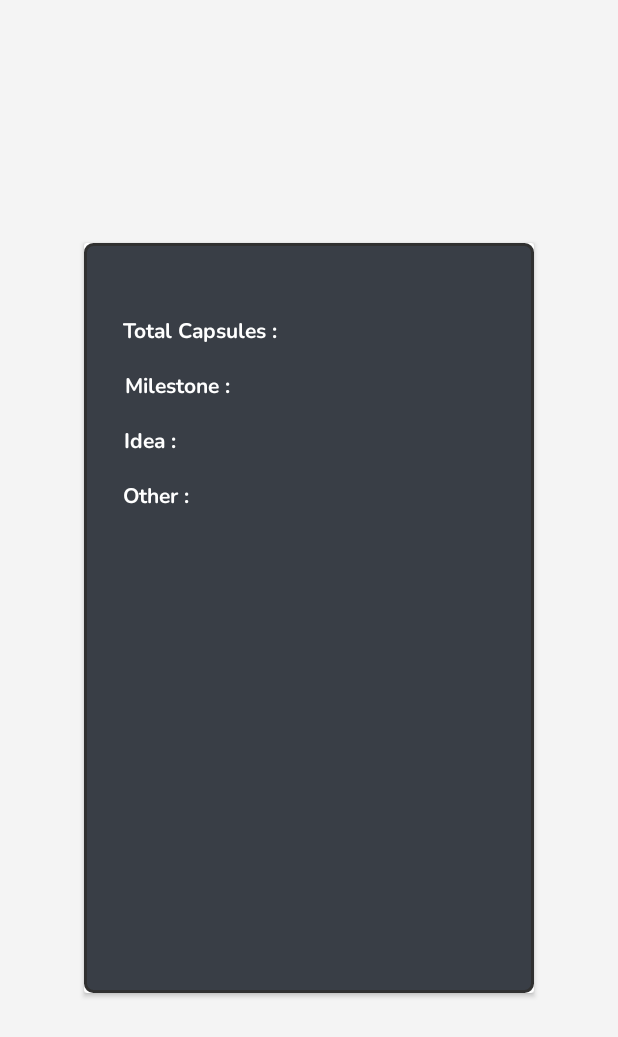
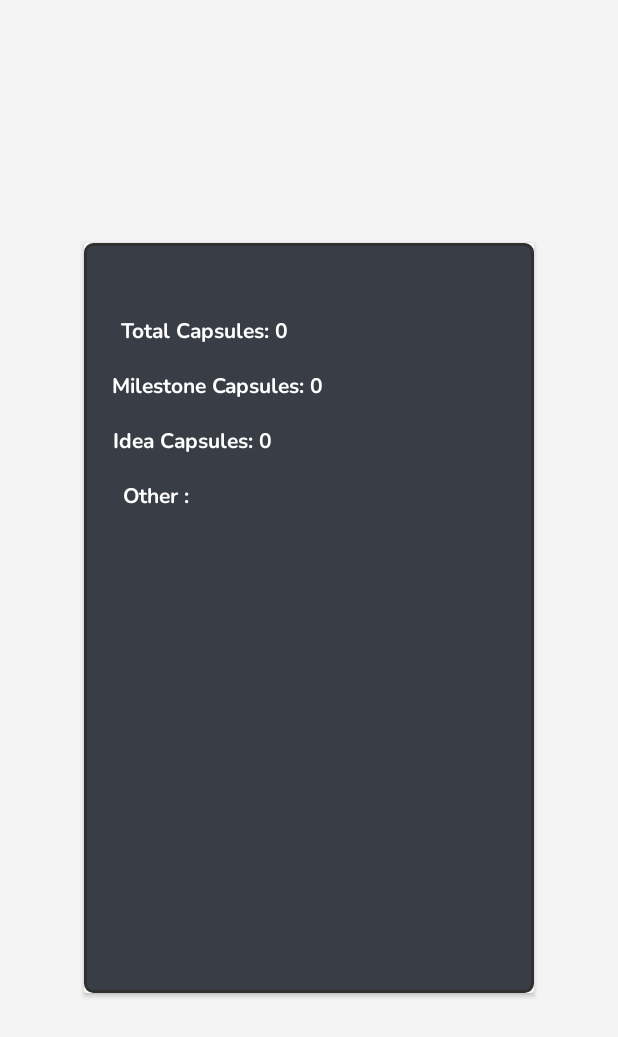
Before and after one commit to DragunWF/DevVault, an Android app: the screen it shows after launch (ProfileActivity), after a tap on an icon or button, on a phone screen of 412 x 824 dp. Shown: the top 1037 px of the screen. Run offline under Robolectric (Android 15) with nearby library versions, the phone set to English and light mode, and no system bars.

```diff
--- a/app/src/main/java/com/example/devvault/ProfileActivity.java
+++ b/app/src/main/java/com/example/devvault/ProfileActivity.java
@@ -2,11 +2,13 @@ package com.example.devvault;
 
 import androidx.appcompat.app.AppCompatActivity;
 
+import android.annotation.SuppressLint;
 import android.content.Intent;
 import android.os.Bundle;
 import android.widget.ImageView;
 import android.widget.TextView;
 
+import com.example.devvault.helpers.SessionData;
 import com.example.devvault.helpers.Utils;
 
 public class ProfileActivity extends AppCompatActivity {
@@ -25,9 +27,17 @@ public class ProfileActivity extends AppCompatActivity {
             ideaTextView = findViewById(R.id.ideaTextView);
             otherTextView = findViewById(R.id.otherTextView);
             setButtons();
+            displayProfileData();
         } catch (Exception err) {
             Utils.toast(this, err.getMessage());
         }
+    }
+
+    @SuppressLint("SetTextI18n")
+    private void displayProfileData() {
+        capsulesTextView.setText("Total Capsules: " + SessionData.getCapsuleCount());
+        milestoneTextView.setText("Milestone Capsules: " + SessionData.getCapsuleTypeCount("Milestone"));
+        ideaTextView.setText("Idea Capsules: " + SessionData.getCapsuleTypeCount("Idea"));
     }
 
     private void setButtons() {
--- a/app/src/main/java/com/example/devvault/helpers/SessionData.java
+++ b/app/src/main/java/com/example/devvault/helpers/SessionData.java
@@ -3,7 +3,7 @@ package com.example.devvault.helpers;
 import com.example.devvault.data.Capsule;
 
 public class SessionData {
-    private static String[] types = new String[] { "Milestone", "Idea", "Skill" };
+    private static String[] types = new String[] { "Milestone", "Idea", "Productivity", "Aspiration" };
     private static int viewedCapsuleId = 1;
 
     public static String[] getTypes() {
```
